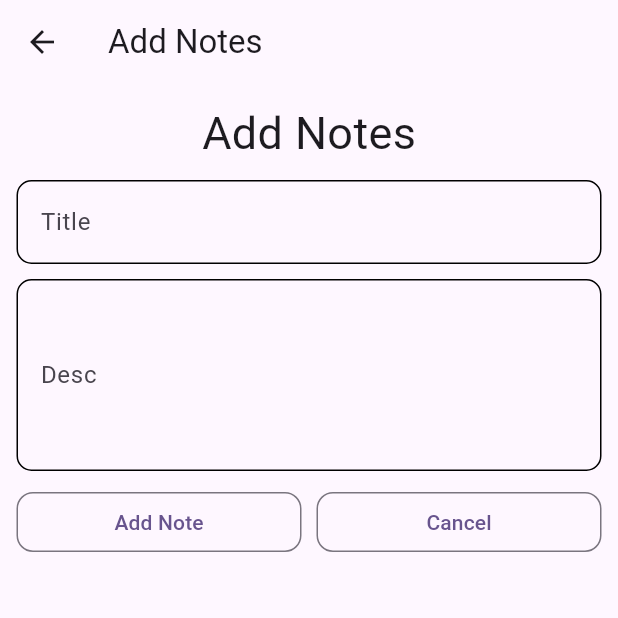
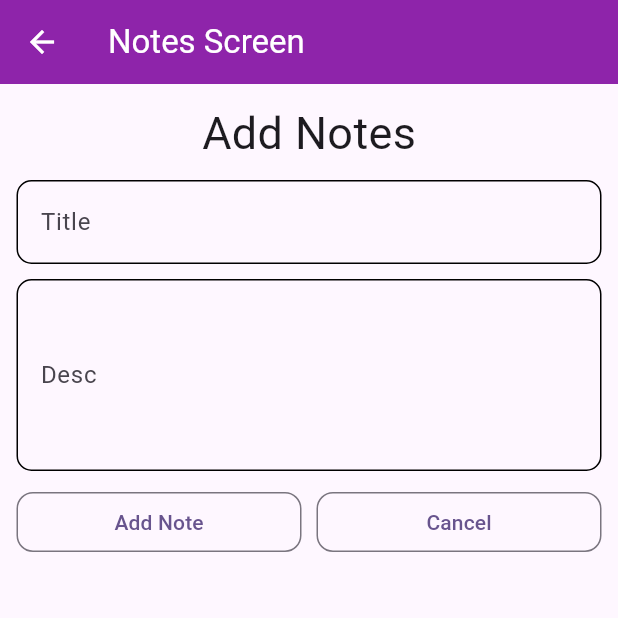
Before and after one commit to raozeeshan2001/notes-app-sqlite-flutter, a Flutter app: the screen it shows after launch, after a tap on the "add" icon, on a phone screen of 412 x 824 dp, the top half of it. Run offline on Flutter 3.47's test engine with Material 3 defaults, Android fonts, the light colour scheme and no system bars; our stand-ins replace sqflite; accounts and stored records are empty.

Commit message:
sett appbar

```diff
--- a/notes_app_sqlite/lib/add_notes.dart
+++ b/notes_app_sqlite/lib/add_notes.dart
@@ -30,7 +30,7 @@ class AddNotes extends StatelessWidget {
     }
     return Scaffold(
       appBar: AppBar(
-        title: Text('Add Notes'),
+        title: Text('Notes Screen'),
       ),
       body: Container(
         padding: EdgeInsets.all(11),
--- a/notes_app_sqlite/lib/main.dart
+++ b/notes_app_sqlite/lib/main.dart
@@ -21,7 +21,11 @@ class MyApp extends StatelessWidget {
     return MaterialApp(
       title: 'Flutter Demo',
       theme: ThemeData(
+        appBarTheme: AppBarTheme(
+            backgroundColor: Colors.purple[600], foregroundColor: Colors.white),
         colorScheme: ColorScheme.fromSeed(seedColor: Colors.deepPurple),
+        floatingActionButtonTheme: FloatingActionButtonThemeData(
+            backgroundColor: Colors.purple[600], foregroundColor: Colors.white),
         useMaterial3: true,
       ),
       home: HomeScreen(),
```
